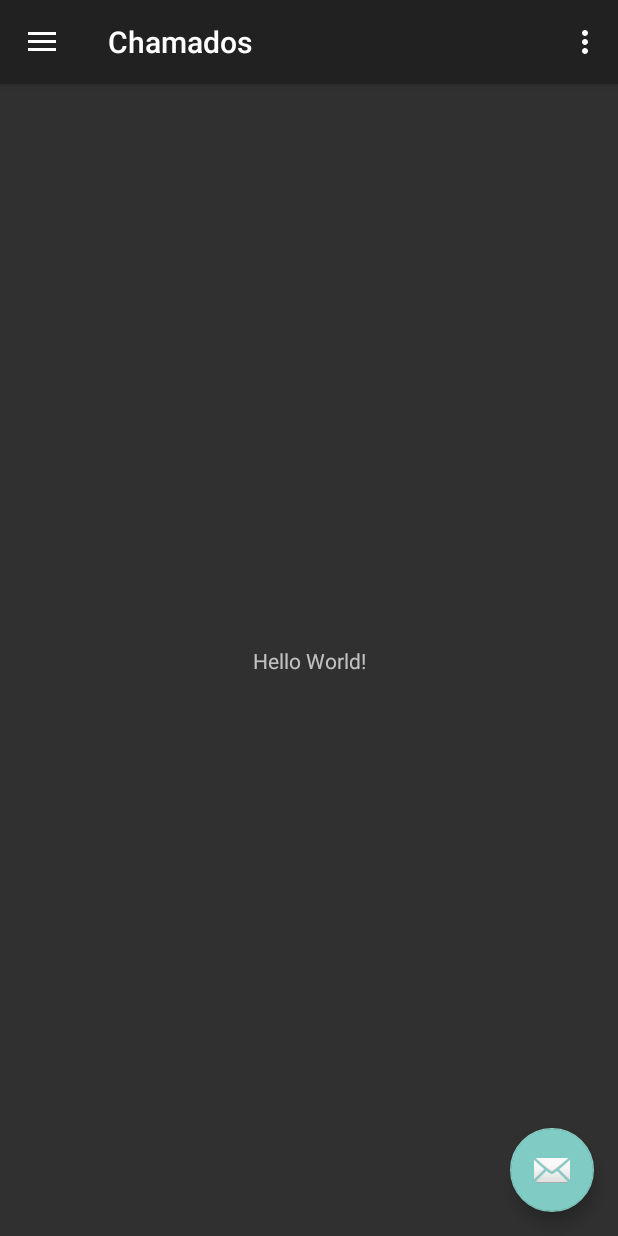
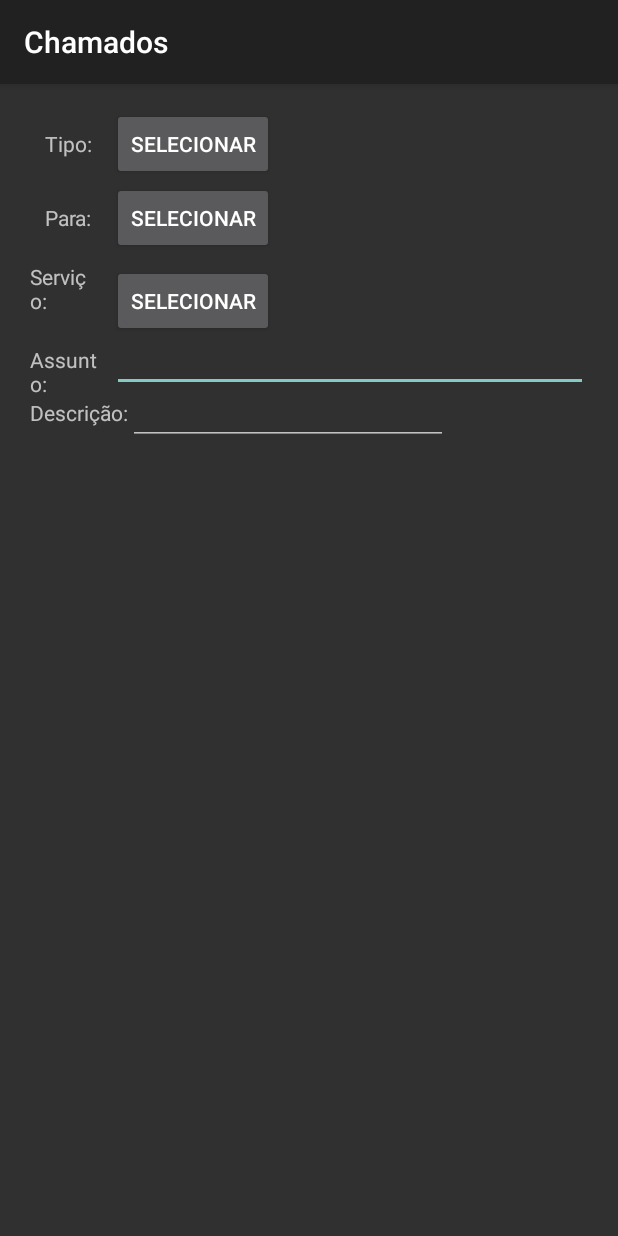
Before and after one commit to pedrohcavalcante/ChamadosProjetoFinal, an Android app: the MainActivity screen opened directly, with no data from a screen before it, after a tap on an icon or button, on a phone screen of 412 x 824 dp. Run offline under Robolectric (Android 15) with nearby library versions, the phone set to English and light mode, and no system bars.

Commit message:
começo da tela de cadastro de chamado.
falta fazer imagemview e conexão pro firebase

```diff
--- a/app/build.gradle
+++ b/app/build.gradle
@@ -4,7 +4,7 @@ android {
     compileSdkVersion 28
     defaultConfig {
         applicationId "com.example.pedrohbcavalcante.chamados"
-        minSdkVersion 15
+        minSdkVersion 19
         targetSdkVersion 28
         versionCode 1
         versionName "1.0"
--- /dev/null
+++ b/app/src/main/java/com/example/pedrohbcavalcante/chamados/CadastroSolicitacaoActivity.java
@@ -0,0 +1,59 @@
+package com.example.pedrohbcavalcante.chamados;
+
+import android.content.Intent;
+import android.graphics.Bitmap;
+import android.provider.MediaStore;
+import android.support.annotation.Nullable;
+import android.support.v7.app.AppCompatActivity;
+import android.os.Bundle;
+import android.view.View;
+import android.widget.ImageView;
+import android.widget.TextView;
+import android.widget.Toast;
+
+public class CadastroSolicitacaoActivity extends AppCompatActivity {
+
+    private static final int REQUEST_IMAGE_CAPTURE = 1;
+    TextView tipoProblemaSelec;
+    private ImageView mImageView;
+
+    @Override
+    protected void onCreate(Bundle savedInstanceState) {
+        super.onCreate(savedInstanceState);
+        setContentView(R.layout.activity_cadastro_solicitacao);
+        tipoProblemaSelec = findViewById(R.id.tipoProbSelecionado);
+    }
+
+    public void selecionarTipoProblema(View view) {
+        TiposProblemas.show(getSupportFragmentManager(), new TiposProblemas.OnTextListener() {
+            @Override
+            public void onSelectTipoSolicitacao(String text) {
+                tipoProblemaSelec.setText(text);
+            }
+        });
+    }
+
+    public void selecionarPara(View view) {
+
+    }
+
+    public void selecionarServico(View view) {
+
+    }
+
+    private void dispatchTakePictureIntent(){
+        Intent takePicture = new Intent(MediaStore.ACTION_IMAGE_CAPTURE);
+        if (takePicture.resolveActivity(getPackageManager()) != null){
+            startActivityForResult(takePicture, REQUEST_IMAGE_CAPTURE);
+        }
+    }
+
+    @Override
+    protected void onActivityResult(int requestCode, int resultCode, @Nullable Intent data) {
+        if (requestCode == REQUEST_IMAGE_CAPTURE && resultCode == RESULT_OK) {
+            Bundle extras = data.getExtras();
+            Bitmap imageBitmap = (Bitmap) extras.get("data");
+            mImageView.setImageBitmap(imageBitmap);
+        }
+    }
+}
--- a/app/src/main/java/com/example/pedrohbcavalcante/chamados/MainActivity.java
+++ b/app/src/main/java/com/example/pedrohbcavalcante/chamados/MainActivity.java
@@ -1,5 +1,6 @@
 package com.example.pedrohbcavalcante.chamados;
 
+import android.content.Intent;
 import android.os.Bundle;
 import android.support.design.widget.FloatingActionButton;
 import android.support.design.widget.Snackbar;
@@ -12,6 +13,7 @@ import android.support.v7.app.AppCompatActivity;
 import android.support.v7.widget.Toolbar;
 import android.view.Menu;
 import android.view.MenuItem;
+import android.widget.AutoCompleteTextView;
 import android.widget.TextView;
 import android.widget.Toast;
 
@@ -21,6 +23,8 @@ public class MainActivity extends AppCompatActivity
     TextView userNameSideBar;
     TextView userEmail;
 
+    private AutoCompleteTextView tipoChamado;
+
     @Override
     protected void onCreate(Bundle savedInstanceState) {
         super.onCreate(savedInstanceState);
@@ -29,12 +33,11 @@ public class MainActivity extends AppCompatActivity
         Toolbar toolbar = (Toolbar) findViewById(R.id.toolbar);
         setSupportActionBar(toolbar);
 
-
         FloatingActionButton fab = (FloatingActionButton) findViewById(R.id.fab);
         fab.setOnClickListener(new View.OnClickListener() {
             @Override
             public void onClick(View view) {
-                //TODO ENVIAR PARA NOVA INTENT COM CADASTRO DE TELA
+               startActivity(new Intent(MainActivity.this, CadastroSolicitacaoActivity.class));
             }
         });
 
@@ -99,7 +102,8 @@ public class MainActivity extends AppCompatActivity
         } else if (id == R.id.nav_send) {
             Toast.makeText(this, "TBA", Toast.LENGTH_SHORT).show();
         } else if(id == R.id.nav_about){
-            //TODO TELA ABOUT (utilizar um fragment popup)
+            AboutDialog about = new AboutDialog();
+            about.show(getSupportFragmentManager(), "aboutDialog");
         }
 
         DrawerLayout drawer = (DrawerLayout) findViewById(R.id.drawer_layout);
--- /dev/null
+++ b/app/src/main/res/layout/activity_cadastro_solicitacao.xml
@@ -0,0 +1,129 @@
+<?xml version="1.0" encoding="utf-8"?>
+<RelativeLayout xmlns:android="http://schemas.android.com/apk/res/android"
+    xmlns:app="http://schemas.android.com/apk/res-auto"
+    xmlns:tools="http://schemas.android.com/tools"
+    android:layout_width="match_parent"
+    android:layout_height="match_parent"
+    android:orientation="vertical"
+    android:padding="20dp"
+    tools:context=".CadastroSolicitacaoActivity">
+
+    <TextView
+        android:layout_margin="10dp"
+        android:id="@+id/tipo_txt"
+        android:layout_width="wrap_content"
+        android:layout_height="wrap_content"
+        android:text="Tipo: "/>
+    <TextView
+        android:layout_toRightOf="@+id/tipo_txt"
+        android:layout_alignBottom="@+id/tipo_txt"
+        android:id="@+id/tipoProbSelecionado"
+        android:layout_width="wrap_content"
+        android:layout_height="wrap_content"
+        />
+
+    <Button
+        android:id="@+id/button"
+        android:layout_width="wrap_content"
+        android:layout_height="wrap_content"
+        android:text="Selecionar"
+        android:layout_toRightOf="@+id/tipoProbSelecionado"
+        android:layout_alignBaseline="@+id/tipo_txt"
+        tools:layout_editor_absoluteX="148dp"
+        tools:layout_editor_absoluteY="155dp"
+        android:onClick="selecionarTipoProblema"/>
+
+    <TextView
+        android:id="@+id/para_txt"
+        android:layout_width="wrap_content"
+        android:layout_height="wrap_content"
+        android:layout_below="@+id/tipo_txt"
+        android:layout_marginTop="20dp"
+        android:layout_marginEnd="10dp"
+        android:layout_toStartOf="@+id/tipoProbSelecionado"
+        android:text="Para: " />
+
+    <TextView
+        android:id="@+id/paraSelecionado"
+        android:layout_width="wrap_content"
+        android:layout_height="wrap_content"
+        android:layout_alignBottom="@+id/para_txt"
+        android:layout_toRightOf="@+id/para_txt"/>
+
+    <Button
+        android:id="@+id/paraBotao"
+        android:layout_width="wrap_content"
+        android:layout_height="wrap_content"
+        android:text="Selecionar"
+        android:layout_toRightOf="@+id/paraSelecionado"
+        android:layout_alignBaseline="@+id/paraSelecionado"
+        android:onClick="selecionarPara"
+        />
+
+    <TextView
+        android:id="@+id/servico_txt"
+        android:layout_width="wrap_content"
+        android:layout_height="wrap_content"
+        android:layout_below="@+id/para_txt"
+        android:layout_marginTop="20dp"
+        android:layout_marginEnd="10dp"
+        android:layout_toStartOf="@+id/tipoProbSelecionado"
+        android:text="Serviço: "
+        />
+
+    <TextView
+        android:id="@+id/servicoSelecionado"
+        android:layout_width="wrap_content"
+        android:layout_height="wrap_content"
+        android:layout_alignBottom="@+id/servico_txt"
+        android:layout_toRightOf="@+id/servico_txt"/>
+
+    <Button
+        android:id="@+id/servicoBotao"
+        android:layout_width="wrap_content"
+        android:layout_height="wrap_content"
+        android:text="Selecionar"
+        android:layout_toRightOf="@+id/servicoSelecionado"
+        android:layout_alignBaseline="@+id/servicoSelecionado"
+        android:onClick="selecionarServico"
+        />
+
+    <TextView
+        android:id="@+id/assunto_txt"
+        android:layout_width="wrap_content"
+        android:layout_height="wrap_content"
+        android:layout_below="@+id/servico_txt"
+        android:layout_marginTop="20dp"
+        android:layout_marginEnd="10dp"
+        android:layout_toStartOf="@+id/tipoProbSelecionado"
+        android:text="Assunto: "
+        />
+
+    <EditText
+        android:layout_width="match_parent"
+        android:layout_height="wrap_content"
+        android:layout_toRightOf="@+id/assunto_txt"
+        android:layout_alignBaseline="@+id/assunto_txt"
+
+        />
+
+    <TextView
+        android:id="@+id/descricao_txt"
+        android:layout_width="wrap_content"
+        android:layout_height="wrap_content"
+        android:layout_below="@+id/assunto_txt"
+
+        android:text="Descrição:"
+
+        />
+
+    <EditText
+        android:id="@+id/editText3"
+        android:layout_width="wrap_content"
+        android:layout_height="wrap_content"
+        android:ems="10"
+        android:layout_alignBaseline="@+id/descricao_txt"
+        android:layout_toRightOf="@+id/descricao_txt"
+        android:inputType="textMultiLine" />
+
+</RelativeLayout>
```
Also changed, not shown: app/src/main/AndroidManifest.xml (+5 -4 lines), app/src/main/java/com/example/pedrohbcavalcante/chamados/AboutDialog.java (added, +31 -0 lines), app/src/main/java/com/example/pedrohbcavalcante/chamados/Solicitacao.java (added, +185 -0 lines), app/src/main/java/com/example/pedrohbcavalcante/chamados/SolicitacaoAdapter.java (added, +50 -0 lines), app/src/main/java/com/example/pedrohbcavalcante/chamados/TiposProblemas.java (added, +46 -0 lines), app/src/main/java/com/example/pedrohbcavalcante/chamados/Usuario.java (added, +76 -0 lines), app/src/main/res/values/strings.xml (+41 -0 lines).
